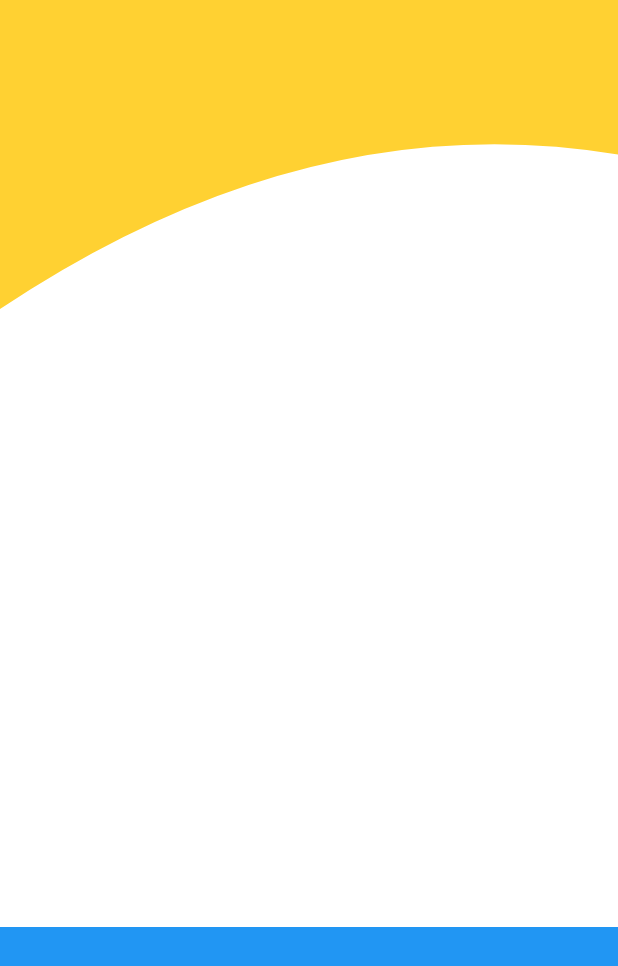
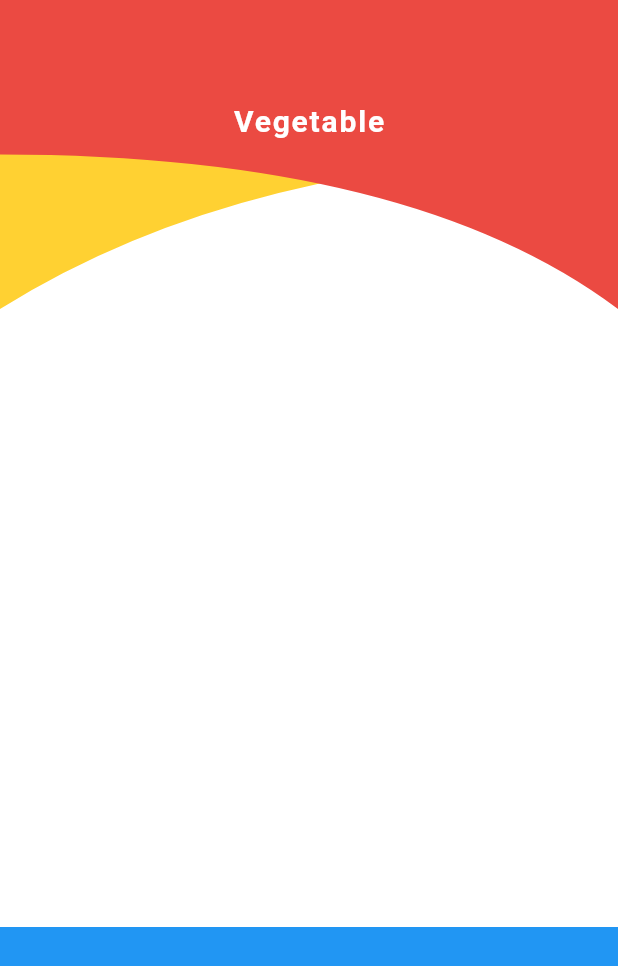
Before and after one commit to jeremy02/flutter_vegetable_app, a Flutter app: the HomeScreen screen opened directly, on a phone screen of 412 x 824 dp. Shown: the top 966 px of the screen. Run offline on Flutter 3.47's test engine with Material 2 defaults, Android fonts, the phone set to English and light mode, and no system bars; Roboto replaces fonts that are missing (Softelegance).

Commit message:
finished with top arcs

```diff
--- a/lib/screens/home_screen.dart
+++ b/lib/screens/home_screen.dart
@@ -20,11 +20,46 @@ class HomeScreen extends StatelessWidget{
 									Align(
 										alignment: Alignment.topLeft,
 										child: ClipPath(
-											clipper: TopLeftSplashScreenArc(),
+											clipper: TopLeftArc(),
 											child: Container(
-												height: MediaQuery.of(context).size.height/4,
+												height: MediaQuery.of(context).size.height/3,
 												decoration: BoxDecoration(
 													color: Color.fromRGBO(255, 209, 50, 1.0),
+												),
+											),
+										),
+									),
+									Align(
+										alignment: Alignment.topRight,
+										child: ClipPath(
+											clipper: TopRightArc(),
+											child: Container(
+												height: MediaQuery.of(context).size.height/3,
+												decoration: BoxDecoration(
+													color: Color.fromRGBO(235, 74, 66, 1.0),
+												),
+												child: LayoutBuilder(
+													builder: (BuildContext context, BoxConstraints viewportConstraints){
+														return Stack(
+															children: <Widget>[
+																Align(
+																	alignment: Alignment.topCenter,
+																	child: Padding(
+																		padding: EdgeInsets.only(top: viewportConstraints.minHeight/3),
+																		child: Text(
+																			"Vegetable",
+																			style: TextStyle(
+																				fontSize: 20.0,
+																				color: Colors.white,
+																				fontWeight: FontWeight.bold,
+																				letterSpacing: 1.2,
+																			),
+																		),
+																	)
+																),
+															],
+														);
+													},
 												),
 											),
 										),
@@ -47,7 +82,7 @@ class HomeScreen extends StatelessWidget{
 	}
 }
 
-class TopLeftSplashScreenArc extends CustomClipper<Path>{
+class TopLeftArc extends CustomClipper<Path>{
 
 	@override
 	Path getClip(Size size) {
@@ -56,7 +91,7 @@ class TopLeftSplashScreenArc extends CustomClipper<Path>{
 		path.lineTo(0.0, size.height);
 
 		//move from bottom right to top right - height
-		var firstControlPoint = Offset(size.width/2, size.height/3);
+		var firstControlPoint = Offset(size.width/2.5, size.height/2);
 		var firstEndPoint = Offset(size.width, size.height/2);
 		path.quadraticBezierTo(firstControlPoint.dx, firstControlPoint.dy,
 			firstEndPoint.dx, firstEndPoint.dy);
@@ -65,7 +100,6 @@ class TopLeftSplashScreenArc extends CustomClipper<Path>{
 		path.lineTo(size.width, 0.0);
 
 		path.close();
-
 		return path;
 	}
 
@@ -74,3 +108,30 @@ class TopLeftSplashScreenArc extends CustomClipper<Path>{
 		return true;
 	}
 }
+
+class TopRightArc extends CustomClipper<Path>{
+
+	@override
+	Path getClip(Size size) {
+		Path path = new Path();
+
+		path.lineTo(0.0, size.height/2);
+
+		//move to bottom right
+		var firstControlPoint = Offset(size.width/1.5, size.height/2);
+		var firstEndPoint = Offset(size.width, size.height);
+		path.quadraticBezierTo(firstControlPoint.dx, firstControlPoint.dy,
+			firstEndPoint.dx, firstEndPoint.dy);
+
+		///move to top right
+		path.lineTo(size.width, 0.0);
+
+		path.close();
+		return path;
+	}
+
+	@override
+	bool shouldReclip(CustomClipper<Path> oldClipper) {
+		return true;
+	}
+}
```
